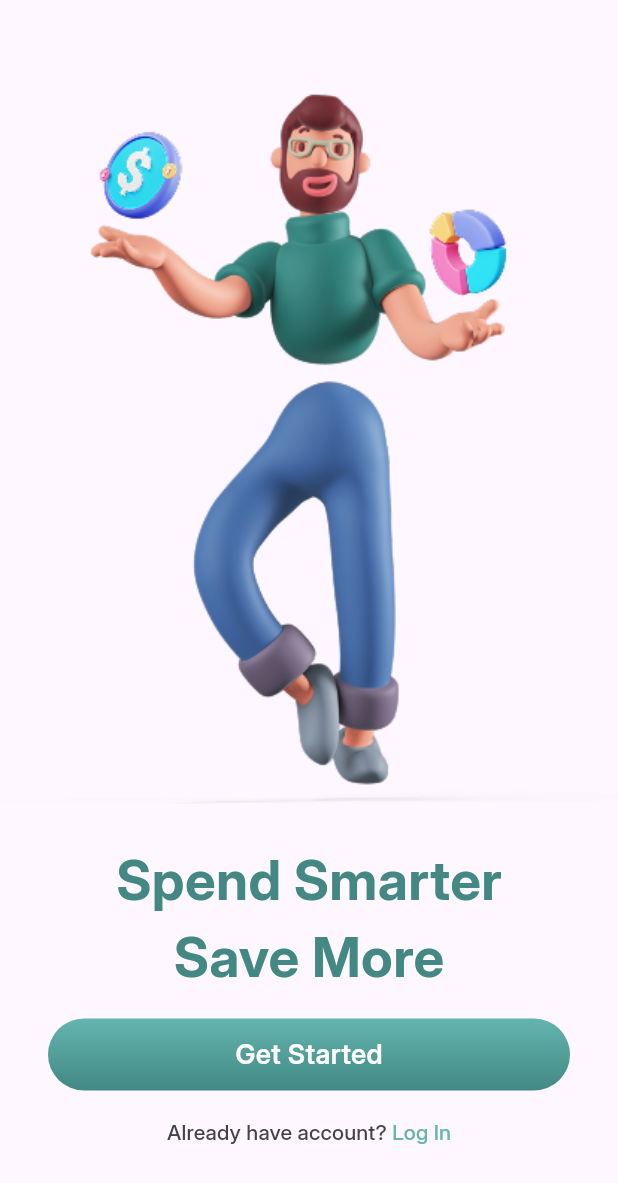
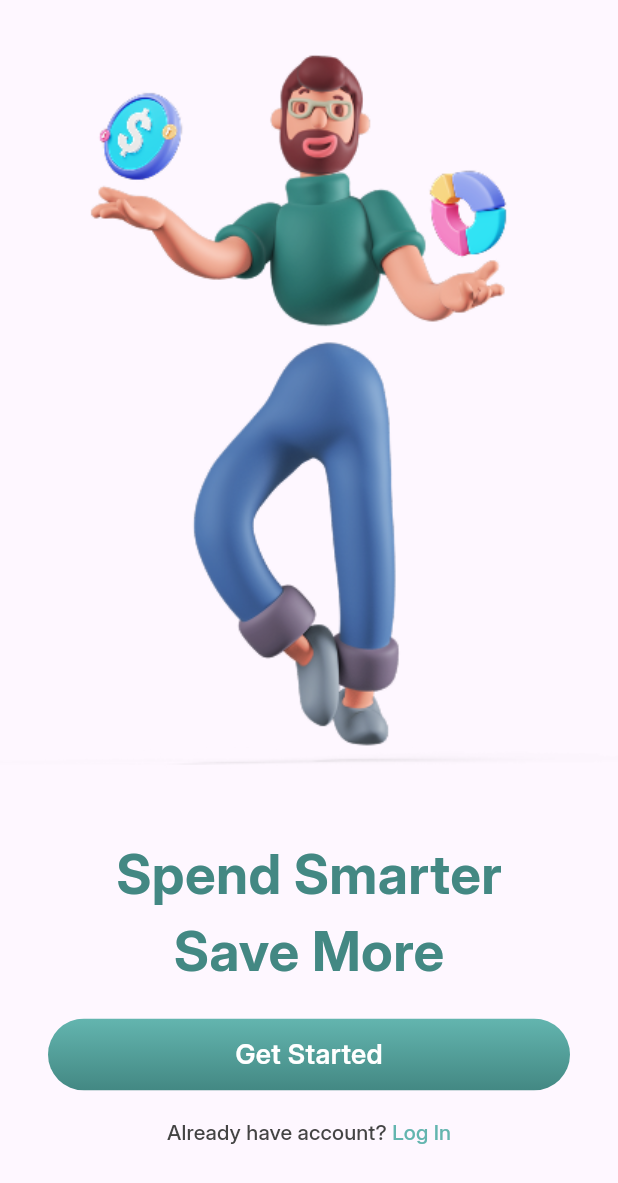
Before and after one commit to RibahDev/financy_app, a Flutter app: the screen it shows after launch, on a phone screen of 412 x 824 dp. Shown: the top 1183 px of the screen. Run offline on Flutter 3.47's test engine with Material 3 defaults, Android fonts, the phone set to English and light mode, and no system bars.

```diff
--- a/lib/common/widgets/primary_button.dart
+++ b/lib/common/widgets/primary_button.dart
@@ -14,7 +14,8 @@ class PrimaryButton extends StatelessWidget {
 
   @override
   Widget build(BuildContext context) {
-    return Ink(
+    return Material(
+      child: Ink(
         height: 48.0,
         decoration: BoxDecoration(
           borderRadius: _borderRadius,
@@ -33,7 +34,10 @@ class PrimaryButton extends StatelessWidget {
           child: Align(
             child: Text(
               text,
-            style: AppTextStyles.mediumText18.copyWith(color: AppColors.white),
+              style: AppTextStyles.mediumText18.copyWith(
+                color: AppColors.white,
+              ),
+            ),
           ),
         ),
       ),
--- a/lib/features/onboarding/onboarding_page.dart
+++ b/lib/features/onboarding/onboarding_page.dart
@@ -12,11 +12,9 @@ class OnboardingPage extends StatelessWidget {
   @override
   Widget build(BuildContext context) {
     return Scaffold(
-      body: Align(
-        child: Column(
+      body: Column(
         children: [
-            const SizedBox(height: 48.0),
-            Expanded(flex: 2, child: Image.asset('assets/images/man.png')),
+          Expanded(child: Image.asset('assets/images/man.png')),
           Text(
             'Spend Smarter',
             style: AppTextStyles.mediumText.copyWith(
@@ -33,7 +31,7 @@ class OnboardingPage extends StatelessWidget {
             padding: const EdgeInsets.only(
               left: 32.0,
               right: 32.0,
-                top: 16.0,
+              top: 20.0,
               bottom: 4.0,
             ),
             child: PrimaryButton(text: 'Get Started', onPressed: () {}),
@@ -43,9 +41,7 @@ class OnboardingPage extends StatelessWidget {
             children: [
               Text(
                 'Already have account?',
-                  style: AppTextStyles.smallText.copyWith(
-                    color: AppColors.grey,
-                  ),
+                style: AppTextStyles.smallText.copyWith(color: AppColors.grey),
               ),
               Text(
                 ' Log In',
@@ -58,7 +54,6 @@ class OnboardingPage extends StatelessWidget {
           const SizedBox(height: 45.0),
         ],
       ),
-      ),
     );
   }
 }
```
Lines whose indentation alone changed are shown as unchanged.
